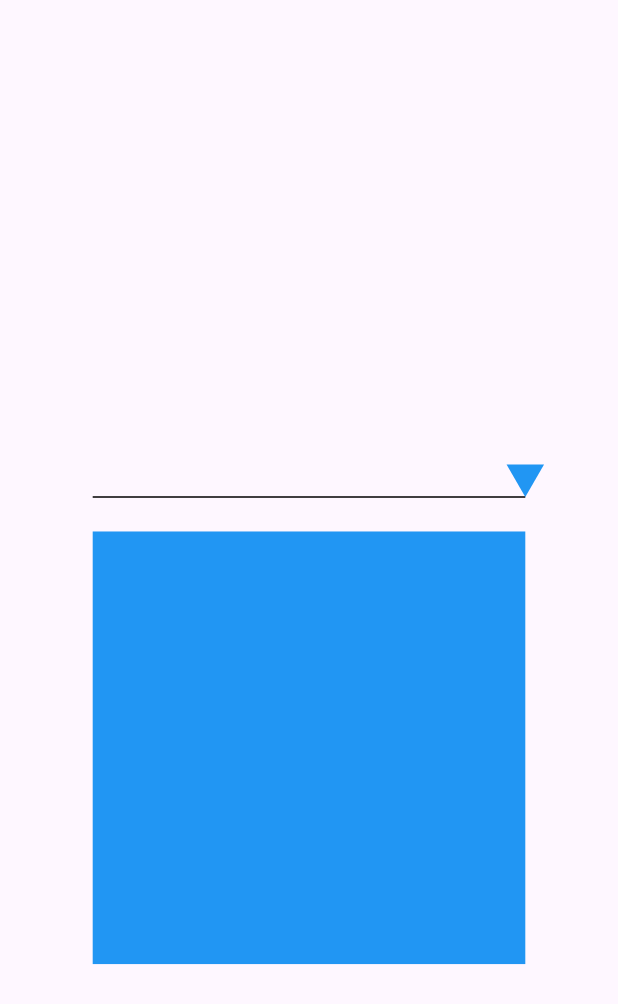
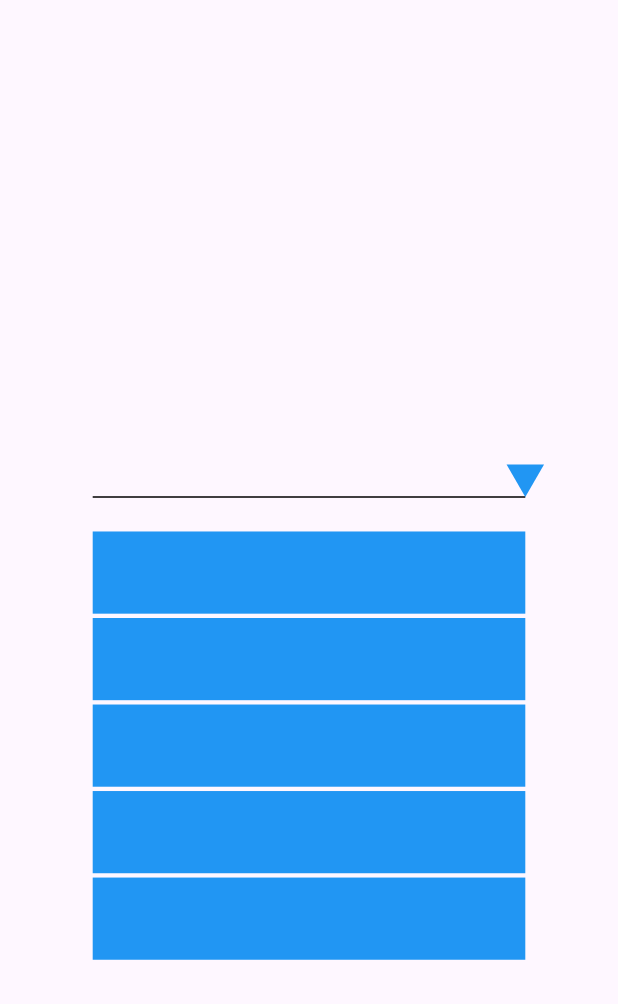
Before and after one commit to fauzi2107/studyo, a Flutter app: the screen it shows after launch, on a phone screen of 412 x 824 dp. Shown: the top 1004 px of the screen. Run offline on Flutter 3.47's test engine with Material 3 defaults, Android fonts, the light colour scheme and no system bars.

Commit message:
add condition rows more than 1

```diff
--- a/lib/features/painter/rectangle/rectangle_painter.dart
+++ b/lib/features/painter/rectangle/rectangle_painter.dart
@@ -49,10 +49,12 @@ class RectanglePainter extends CustomPainter {
       for (int j = 0; j < rows; j++) {
         double left = i * rectSize; // x coordinate
         double top = j * rectSize; // y coordinate
+        if (rows > 1) top = j * widthHeight;
+
         double right = left + (columns == 1 ? widthHeight : rectSize * 0.95); // width of the rectangle
         if (i == columns-1) right = left + rectSize; // override width of last column
 
-        double bottom = top + widthHeight; // height of the rectangle
+        double bottom = top + (widthHeight * 0.95); // height of the rectangle
         print('$i $j $left $top $right $bottom');
 
         // Set the color for the current rectangle
--- a/lib/main.dart
+++ b/lib/main.dart
@@ -33,7 +33,7 @@ class HomePage extends StatefulWidget {
 }
 
 class _HomePageState extends State<HomePage> {
-  var columns = 1, rows = 1;
+  var columns = 1, rows = 5;
 
   @override
   Widget build(BuildContext context) {
```
